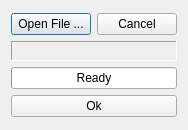
First picture: the form in OCTview3R/openpoly.ui, repository janlazer/UKE-OCTview3R, before the edit.
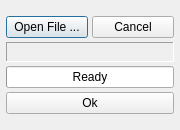
Second picture: the form after the edit.

Patch:
```diff
--- a/OCTview3R/openpoly.ui
+++ b/OCTview3R/openpoly.ui
@@ -16,18 +16,8 @@
     <verstretch>0</verstretch>
    </sizepolicy>
   </property>
-  <property name="minimumSize">
-   <size>
-    <width>180</width>
-    <height>130</height>
-   </size>
-  </property>
-  <property name="maximumSize">
-   <size>
-    <width>16777215</width>
-    <height>130</height>
-   </size>
-  </property>
+  <property name="minimumSize"><size><width>180</width><height>0</height></size></property>
+  <property name="maximumSize"><size><width>16777215</width><height>16777215</height></size></property>
   <property name="windowTitle">
    <string>Open new file</string>
   </property>
@@ -35,10 +25,26 @@
    <property name="sizeConstraint">
     <enum>QLayout::SetMinimumSize</enum>
    </property>
+   <property name="leftMargin"><number>6</number></property>
+   <property name="topMargin"><number>6</number></property>
+   <property name="rightMargin"><number>6</number></property>
+   <property name="bottomMargin"><number>6</number></property>
+   <property name="horizontalSpacing"><number>6</number></property>
+   <property name="verticalSpacing"><number>3</number></property>
    <item row="0" column="0">
     <layout class="QVBoxLayout" name="verticalLayout">
+     <property name="leftMargin"><number>0</number></property>
+     <property name="topMargin"><number>0</number></property>
+     <property name="rightMargin"><number>0</number></property>
+     <property name="bottomMargin"><number>0</number></property>
+     <property name="spacing"><number>4</number></property>
      <item>
       <layout class="QHBoxLayout" name="horizontalLayout">
+       <property name="leftMargin"><number>0</number></property>
+       <property name="topMargin"><number>0</number></property>
+       <property name="rightMargin"><number>0</number></property>
+       <property name="bottomMargin"><number>0</number></property>
+       <property name="spacing"><number>4</number></property>
        <item>
         <widget class="QPushButton" name="openFileButton">
          <property name="text">
```
